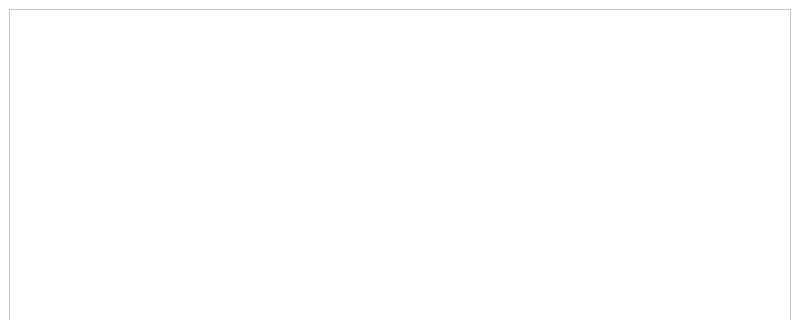
First picture: the form in GUI with QT/PyroNotes/sketcher.ui, repository SadmanSkb55/CPP-and-QT-GUI, before the edit; both pictures show x 0 to 800 and y 0 to 320 of the 800 by 488 pixel window.
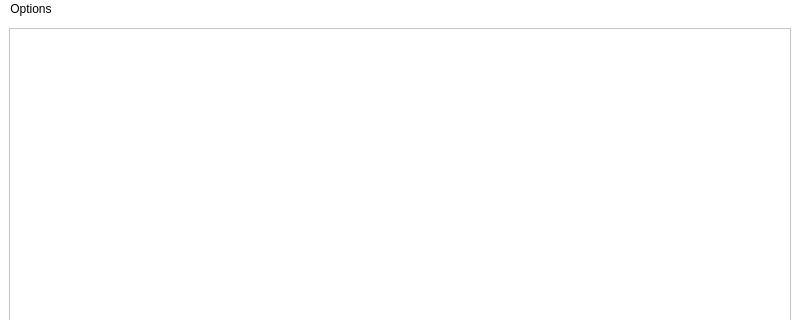
Second picture: the form after the edit. Icons and pictures are not drawn.

The edit to the form file:
```diff
--- a/GUI with QT/PyroNotes/sketcher.ui
+++ b/GUI with QT/PyroNotes/sketcher.ui
@@ -33,6 +33,13 @@
      <height>25</height>
     </rect>
    </property>
+   <widget class="QMenu" name="menuOptions">
+    <property name="title">
+     <string>Options</string>
+    </property>
+    <addaction name="actionClear"/>
+   </widget>
+   <addaction name="menuOptions"/>
   </widget>
  </widget>
  <resources/>
```
Left out of the diff: 13 changed lines with no effect on the pictures.
